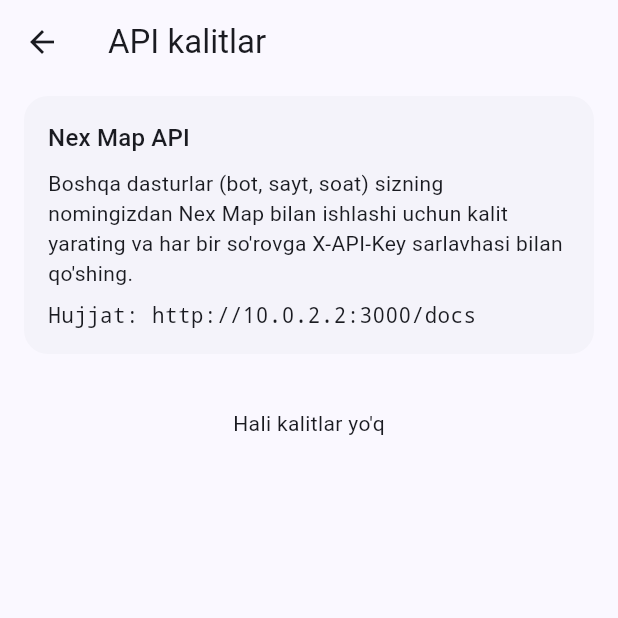
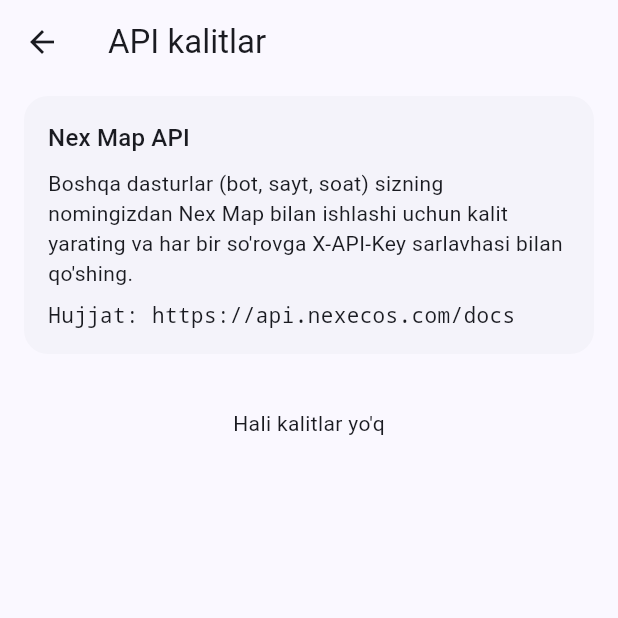
Before and after one commit to abduraxmonovbobir191-creator/geo-app, a Flutter app: the ApiKeysScreen screen opened directly, on a phone screen of 412 x 824 dp, the top half of it. Run offline on Flutter 3.47's test engine with Material 3 defaults, Android fonts, the phone set to English and light mode, and no system bars; our stand-ins replace battery_plus, flutter_map, geolocator, latlong2, shared_preferences, socket_io_client; accounts and stored records are empty; network calls fail.

Commit message:
Use the Nex Map server and tile server at nexecos.com
Default API is https://api.nexecos.com and map tiles come from
tiles.nexecos.com, in the dark style in dark mode and at double
resolution on high-density screens.

Co-Authored-By: Claude Opus 5.5 <noreply@anthropic.com>
Claude-Session: https://claude.ai/code/session_0178yBzXnvL9e1XH3YefpHak

```diff
--- a/lib/config.dart
+++ b/lib/config.dart
@@ -1,14 +1,15 @@
 /// Build-time settings. Override with
 /// `flutter run --dart-define=API_URL=https://api.example.com`.
 class AppConfig {
-  /// Default backend address. 10.0.2.2 is the host computer as seen from the Android emulator.
-  static const defaultApiUrl = String.fromEnvironment('API_URL', defaultValue: 'http://10.0.2.2:3000');
+  /// Backend address. For a local server from the Android emulator use
+  /// `--dart-define=API_URL=http://10.0.2.2:3000` (10.0.2.2 is the host computer).
+  static const defaultApiUrl = String.fromEnvironment('API_URL', defaultValue: 'https://api.nexecos.com');
 
-  /// Map tiles. OpenStreetMap's public tiles are fine for testing; use your own tile server
-  /// or a provider (MapTiler, Stadia, ...) before publishing to many users.
+  /// Map tiles from the Nex Map tile server. `{style}` becomes "light" or "dark" and `{r}`
+  /// becomes "@2x" on high-density screens.
   static const tileUrl = String.fromEnvironment(
     'TILE_URL',
-    defaultValue: 'https://tile.openstreetmap.org/{z}/{x}/{y}.png',
+    defaultValue: 'https://tiles.nexecos.com/styles/{style}/{z}/{x}/{y}{r}.png',
   );
 
   static const packageName = 'uz.nexmap.nex_map';
--- a/lib/screens/activity_screen.dart
+++ b/lib/screens/activity_screen.dart
@@ -3,11 +3,11 @@ import 'package:flutter_map/flutter_map.dart';
 import 'package:latlong2/latlong.dart';
 import 'package:provider/provider.dart';
 
-import '../config.dart';
 import '../models.dart';
 import '../state/session.dart';
 import '../utils/format.dart';
 import '../widgets/common.dart';
+import '../widgets/map_layers.dart';
 
 /// One activity with its full route on the map. Pops `true` when it was deleted.
 class ActivityScreen extends StatefulWidget {
@@ -117,13 +117,13 @@ class _Body extends StatelessWidget {
                     interactionOptions: const InteractionOptions(flags: InteractiveFlag.all & ~InteractiveFlag.rotate),
                   ),
                   children: [
-                    TileLayer(urlTemplate: AppConfig.tileUrl, userAgentPackageName: AppConfig.packageName),
+                    baseTileLayer(context),
                     PolylineLayer(polylines: [Polyline(points: route, strokeWidth: 5, color: scheme.primary)]),
                     MarkerLayer(markers: [
                       _dot(route.first, const Color(0xFF2ECC71)),
                       _dot(route.last, const Color(0xFFE74C3C)),
                     ]),
-                    const RichAttributionWidget(attributions: [TextSourceAttribution('OpenStreetMap contributors')]),
+                    mapAttribution,
                   ],
                 ),
         ),
--- a/lib/screens/map_screen.dart
+++ b/lib/screens/map_screen.dart
@@ -5,13 +5,13 @@ import 'package:flutter_map/flutter_map.dart';
 import 'package:latlong2/latlong.dart';
 import 'package:provider/provider.dart';
 
-import '../config.dart';
 import '../models.dart';
 import '../services/location_service.dart';
 import '../state/live_state.dart';
 import '../state/session.dart';
 import '../utils/format.dart';
 import '../widgets/common.dart';
+import '../widgets/map_layers.dart';
 import 'chat_screen.dart';
 
 /// Main map: you, your friends live (Blink-style), places and address search (Yandex-style).
@@ -216,7 +216,7 @@ class _MapScreenState extends State<MapScreen> {
               interactionOptions: const InteractionOptions(flags: InteractiveFlag.all & ~InteractiveFlag.rotate),
             ),
             children: [
-              TileLayer(urlTemplate: AppConfig.tileUrl, userAgentPackageName: AppConfig.packageName),
+              baseTileLayer(context),
               if (_showPlaces)
                 MarkerLayer(
                   markers: [
@@ -261,7 +261,7 @@ class _MapScreenState extends State<MapScreen> {
                     ),
                 ],
               ),
-              const RichAttributionWidget(attributions: [TextSourceAttribution('OpenStreetMap contributors')]),
+              mapAttribution,
             ],
           ),
           SafeArea(
--- a/lib/screens/record_screen.dart
+++ b/lib/screens/record_screen.dart
@@ -6,12 +6,12 @@ import 'package:geolocator/geolocator.dart';
 import 'package:latlong2/latlong.dart';
 import 'package:provider/provider.dart';
 
-import '../config.dart';
 import '../models.dart';
 import '../services/location_service.dart';
 import '../state/session.dart';
 import '../utils/format.dart';
 import '../widgets/common.dart';
+import '../widgets/map_layers.dart';
 import 'activity_screen.dart';
 
 enum _Phase { idle, recording, paused }
@@ -189,7 +189,7 @@ class _RecordScreenState extends State<RecordScreen> {
                     interactionOptions: const InteractionOptions(flags: InteractiveFlag.all & ~InteractiveFlag.rotate),
                   ),
                   children: [
-                    TileLayer(urlTemplate: AppConfig.tileUrl, userAgentPackageName: AppConfig.packageName),
+                    baseTileLayer(context),
                     if (line.length >= 2)
                       PolylineLayer(polylines: [Polyline(points: line, strokeWidth: 6, color: scheme.primary)]),
                     if (line.isNotEmpty)
@@ -215,7 +215,7 @@ class _RecordScreenState extends State<RecordScreen> {
                           ),
                         ),
                       ]),
-                    const RichAttributionWidget(attributions: [TextSourceAttribution('OpenStreetMap contributors')]),
+                    mapAttribution,
                   ],
                 ),
                 if (_phase == _Phase.idle)
```
Also changed, not shown: lib/widgets/map_layers.dart (added, +20 -0 lines), 2 other files.
